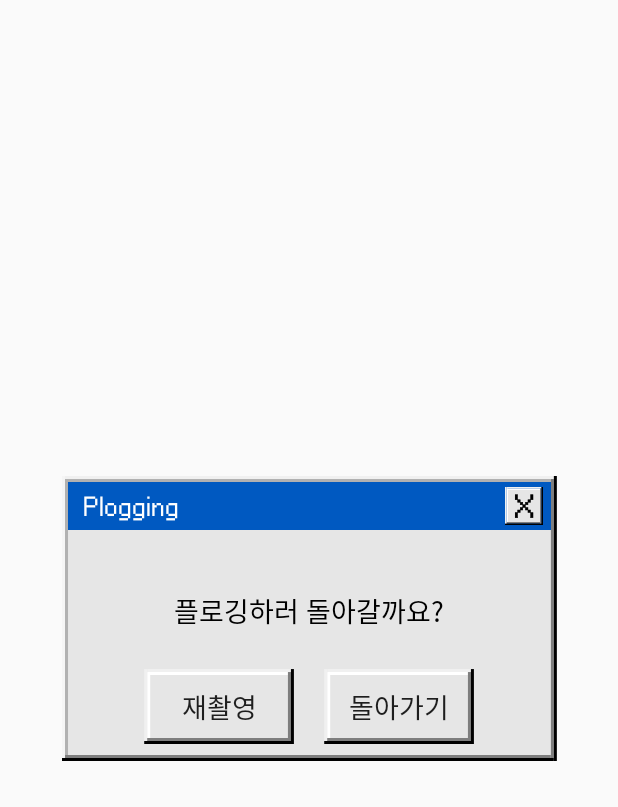
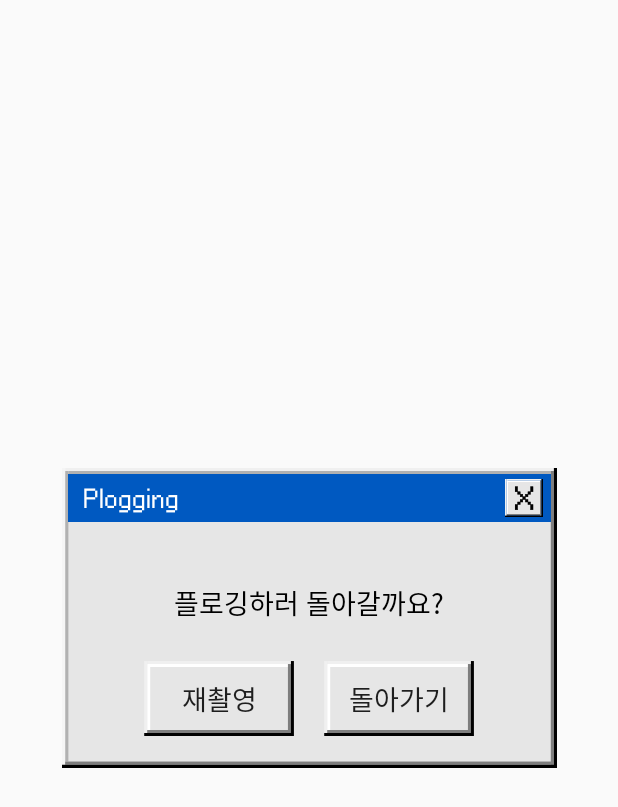
Before and after one commit to Green-Defense-Force/Android, an Android app: the layout dialog_plogging_goback.xml on its own in the app's theme, with its tools: preview values and no code run, on a phone screen of 412 x 824 dp. Shown: the top 807 px of the screen. Run offline under Robolectric (Android 15) with nearby library versions, the light colour scheme and no system bars.

Commit message:
refactor: 플로깅 뷰 요소 리팩토링

```diff
--- a/app/src/main/res/drawable/dialog_plogging_bg.xml
+++ b/app/src/main/res/drawable/dialog_plogging_bg.xml
@@ -1,12 +1,12 @@
-<vector android:height="190.00461dp" android:viewportHeight="1250"
-    android:viewportWidth="2171" android:width="330dp" xmlns:android="http://schemas.android.com/apk/res/android">
-    <path android:fillColor="#E6E6E6" android:pathData="M26.3,26.3h2117.7v1197h-2117.7z"/>
-    <path android:fillColor="#B1B1B1" android:pathData="M26.3,13.2h2117.7v13.2h-2117.7z"/>
-    <path android:fillColor="#F0F0F0" android:pathData="M13.2,0h2144v13.2h-2144z"/>
-    <path android:fillColor="#7E7E7E" android:pathData="M13.2,1223.3h2130.9v13.2h-2130.9z"/>
-    <path android:fillColor="#000000" android:pathData="M0,1236.4h2157.2v13.2h-2157.2z"/>
-    <path android:fillColor="#7E7E7E" android:pathData="M2144,1236.4l0,-1223.3l13.2,-0l0,1223.3z"/>
-    <path android:fillColor="#000000" android:pathData="M2157.2,1249.6l0,-1249.6l13.2,-0l0,1249.6z"/>
-    <path android:fillColor="#B1B1B1" android:pathData="M13.2,1223.3l0,-1210.1l13.2,-0l0,1210.1z"/>
-    <path android:fillColor="#F5F5F5" android:pathData="M0,1236.4l0,-1236.4l13.2,-0l0,1236.4z"/>
+<vector android:height="199.95152dp" android:viewportHeight="1250"
+    android:viewportWidth="2063" android:width="330dp" xmlns:android="http://schemas.android.com/apk/res/android">
+    <path android:fillColor="#E6E6E6" android:pathData="M27,26h2011v1197h-2011z"/>
+    <path android:fillColor="#B1B1B1" android:pathData="M26,13h2011v13h-2011z"/>
+    <path android:fillColor="#F0F0F0" android:pathData="M13,0h2037v13h-2037z"/>
+    <path android:fillColor="#7E7E7E" android:pathData="M2037,1236l0,-1223l13,-0l0,1223z"/>
+    <path android:fillColor="#000000" android:pathData="M2050,1250l0,-1250l13,-0l0,1250z"/>
+    <path android:fillColor="#B1B1B1" android:pathData="M13,1223l0,-1210l14,-0l0,1210z"/>
+    <path android:fillColor="#F5F5F5" android:pathData="M0,1236l0,-1236l13,-0l0,1236z"/>
+    <path android:fillColor="#7E7E7E" android:pathData="M13,1223h2037v13h-2037z"/>
+    <path android:fillColor="#000000" android:pathData="M0,1236h2063v14h-2063z"/>
 </vector>
--- a/app/src/main/res/layout/dialog_plogging_goback.xml
+++ b/app/src/main/res/layout/dialog_plogging_goback.xml
@@ -7,7 +7,7 @@
     <ImageView
         android:id="@+id/ploggingDialogStart"
         android:layout_width="330dp"
-        android:layout_height="190dp"
+        android:layout_height="200dp"
         android:src="@drawable/dialog_plogging_bg"
         app:layout_constraintBottom_toBottomOf="parent"
         app:layout_constraintEnd_toEndOf="parent"
@@ -16,7 +16,7 @@
 
     <LinearLayout
         android:layout_width="322dp"
-        android:layout_height="182dp"
+        android:layout_height="192dp"
         android:orientation="vertical"
         app:layout_constraintBottom_toBottomOf="@+id/ploggingDialogStart"
         app:layout_constraintEnd_toEndOf="@+id/ploggingDialogStart"
@@ -47,7 +47,7 @@
                 android:layout_width="25dp"
                 android:layout_height="25dp"
                 android:layout_marginRight="5dp"
-                android:background="@drawable/dialog_close_btn"
+                android:background="@drawable/dialog_plogging_close_btn"
                 app:layout_constraintBottom_toBottomOf="parent"
                 app:layout_constraintEnd_toEndOf="parent"
                 app:layout_constraintTop_toTopOf="parent" />
--- a/app/src/main/res/layout/dialog_plogging_start.xml
+++ b/app/src/main/res/layout/dialog_plogging_start.xml
@@ -7,7 +7,7 @@
     <ImageView
         android:id="@+id/ploggingDialogStart"
         android:layout_width="330dp"
-        android:layout_height="190dp"
+        android:layout_height="200dp"
         android:src="@drawable/dialog_plogging_bg"
         app:layout_constraintBottom_toBottomOf="parent"
         app:layout_constraintEnd_toEndOf="parent"
@@ -16,7 +16,7 @@
 
     <LinearLayout
         android:layout_width="322dp"
-        android:layout_height="182dp"
+        android:layout_height="192dp"
         android:orientation="vertical"
         app:layout_constraintBottom_toBottomOf="@+id/ploggingDialogStart"
         app:layout_constraintEnd_toEndOf="@+id/ploggingDialogStart"
@@ -48,7 +48,7 @@
             android:layout_width="wrap_content"
             android:layout_height="wrap_content"
             android:layout_gravity="center"
-            android:layout_marginTop="10dp"
+            android:layout_marginTop="15dp"
             android:fontFamily="@font/neodgm"
             android:text="플로깅은 쓰레기를 주우며 조깅하는 행위입니다."
             android:textSize="12sp" />
```
Also changed, not shown: app/src/main/java/com/three/green_defense_force/models/Plogging.kt (added, +8 -0 lines), app/src/main/res/drawable/plogging_gradient_bg.xml (added, +9 -0 lines), app/src/main/res/drawable/plogging_side_btn.xml (added, +21 -0 lines), app/src/main/res/drawable/plogging_start_btn.xml (added, +43 -0 lines), app/src/main/res/drawable/plogging_stop_btn.xml (added, +40 -0 lines), app/src/main/res/drawable/dialog_plogging_close_btn.xml (renamed from app/src/main/res/drawable/dialog_close_btn.xml).
